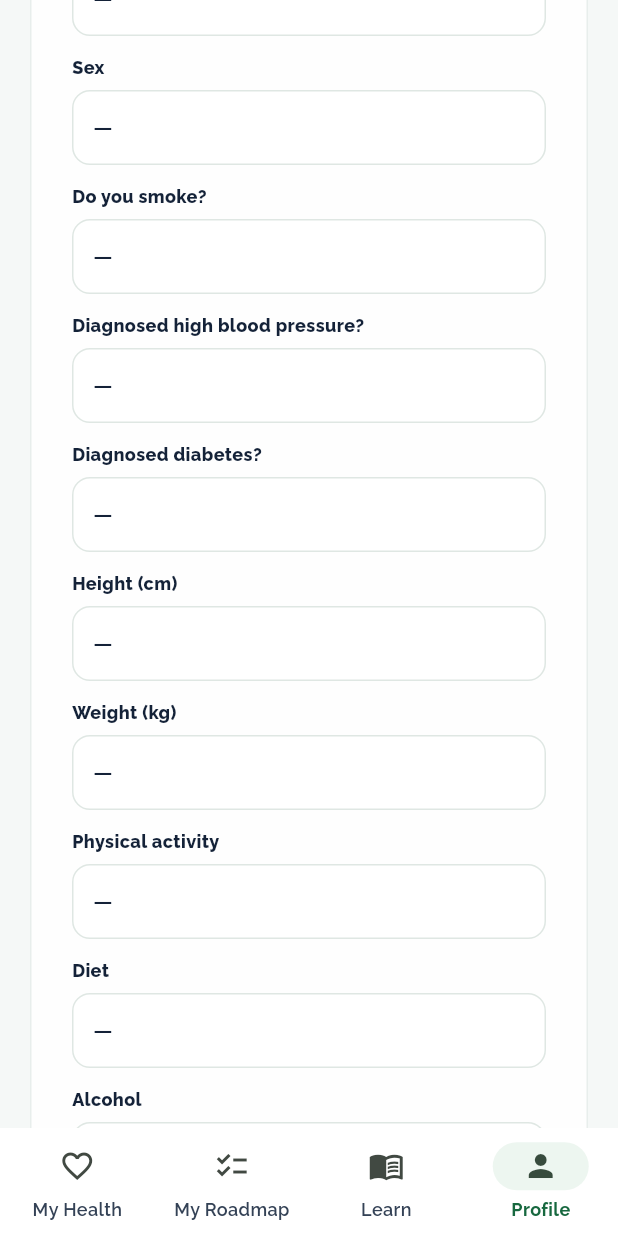
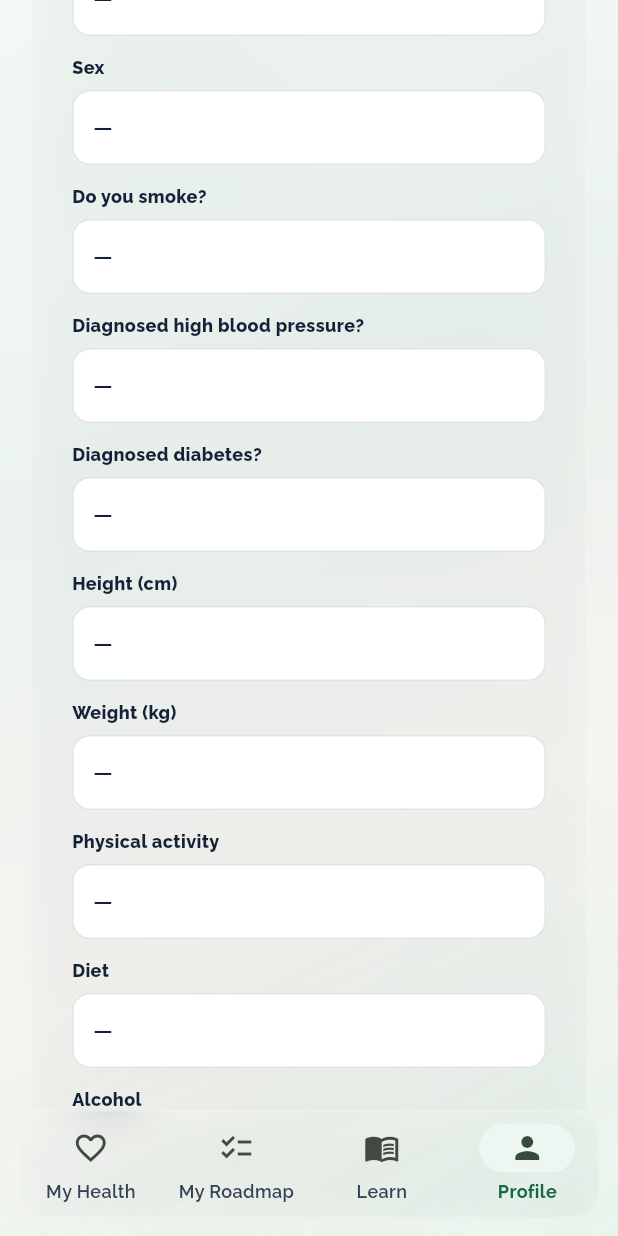
Before and after one commit to Wahid-Islam/47--Frontend, a Flutter app: the ProfileScreen screen opened by its route, scrolled down 576 dp, on a phone screen of 412 x 824 dp. Run offline on Flutter 3.47's test engine with Material 3 defaults, Android fonts, the phone set to English and light mode, and no system bars; our stand-ins replace equatable, fl_chart, flutter_bloc, go_router, google_fonts, shared_preferences; missing offline and left inert: dart:html; accounts and stored records are empty; network calls fail.

Commit message:
Add a soft 10% liquid-glass wash across the app.
Atmosphere, cards, sidebar, and nav use light blur and low-opacity glass so the look stays subtle.

Co-authored-by: Cursor <cursoragent@cursor.com>

```diff
--- a/lib/core/widgets/cards.dart
+++ b/lib/core/widgets/cards.dart
@@ -1,4 +1,7 @@
 import 'package:flutter/material.dart';
+
+import '../theme/app_theme.dart';
+import 'liquid_glass.dart';
 
 class HpCard extends StatelessWidget {
   const HpCard({super.key, required this.child, this.padding, this.onTap});
@@ -10,11 +13,21 @@ class HpCard extends StatelessWidget {
   @override
   Widget build(BuildContext context) {
     final content = Padding(padding: padding ?? const EdgeInsets.all(18), child: child);
-    return Card(
+    final glass = LiquidGlass(
+      opacity: 0.10,
+      borderRadius: AppTheme.cardRadius,
       child: onTap == null
           ? content
-          : InkWell(onTap: onTap, borderRadius: BorderRadius.circular(22), child: content),
+          : Material(
+              color: Colors.transparent,
+              child: InkWell(
+                onTap: onTap,
+                borderRadius: BorderRadius.circular(AppTheme.cardRadius),
+                child: content,
+              ),
+            ),
     );
+    return glass;
   }
 }
 
--- /dev/null
+++ b/lib/core/widgets/liquid_glass.dart
@@ -0,0 +1,132 @@
+import 'dart:ui';
+
+import 'package:flutter/material.dart';
+
+import '../theme/app_theme.dart';
+
+/// Soft liquid-glass wash. Keep opacity low (~0.10) so it stays aesthetic, not harsh.
+class LiquidGlass extends StatelessWidget {
+  const LiquidGlass({
+    super.key,
+    required this.child,
+    this.borderRadius = AppTheme.cardRadius,
+    this.opacity = 0.10,
+    this.blurSigma = 14,
+    this.padding,
+    this.borderOpacity = 0.22,
+  });
+
+  final Widget child;
+  final double borderRadius;
+  final double opacity;
+  final double blurSigma;
+  final EdgeInsetsGeometry? padding;
+  final double borderOpacity;
+
+  @override
+  Widget build(BuildContext context) {
+    final radius = BorderRadius.circular(borderRadius);
+    return ClipRRect(
+      borderRadius: radius,
+      child: BackdropFilter(
+        filter: ImageFilter.blur(sigmaX: blurSigma, sigmaY: blurSigma),
+        child: DecoratedBox(
+          decoration: BoxDecoration(
+            borderRadius: radius,
+            gradient: LinearGradient(
+              begin: Alignment.topLeft,
+              end: Alignment.bottomRight,
+              colors: [
+                Colors.white.withValues(alpha: opacity + 0.04),
+                Colors.white.withValues(alpha: opacity),
+                const Color(0xFFEAF3EE).withValues(alpha: opacity),
+              ],
+            ),
+            border: Border.all(color: Colors.white.withValues(alpha: borderOpacity)),
+            boxShadow: const [
+              BoxShadow(color: Color(0x0A223948), blurRadius: 18, offset: Offset(0, 8)),
+            ],
+          ),
+          child: padding == null ? child : Padding(padding: padding!, child: child),
+        ),
+      ),
+    );
+  }
+}
+
+/// Full-screen liquid sheen sitting under page content.
+class LiquidGlassAtmosphere extends StatelessWidget {
+  const LiquidGlassAtmosphere({super.key, this.opacity = 0.10});
+
+  final double opacity;
+
+  @override
+  Widget build(BuildContext context) {
+    return IgnorePointer(
+      child: Stack(
+        fit: StackFit.expand,
+        children: [
+          DecoratedBox(
+            decoration: BoxDecoration(
+              gradient: LinearGradient(
+                begin: Alignment.topLeft,
+                end: Alignment.bottomRight,
+                colors: [
+                  const Color(0xFFF7FAF8),
+                  const Color(0xFFEAF3EE),
+                  const Color(0xFFF6F3EF),
+                  AppTheme.softGreen.withValues(alpha: 0.55),
+                ],
+              ),
+            ),
+          ),
+          Positioned(
+            top: -80,
+            left: -40,
+            child: _Blob(size: 280, color: const Color(0xFF9FD4B5).withValues(alpha: opacity)),
+          ),
+          Positioned(
+            top: 120,
+            right: -60,
+            child: _Blob(size: 320, color: const Color(0xFFB9D9C8).withValues(alpha: opacity)),
+          ),
+          Positioned(
+            bottom: -40,
+            left: 40,
+            child: _Blob(size: 260, color: const Color(0xFFE8DCC8).withValues(alpha: opacity)),
+          ),
+          Positioned(
+            bottom: 80,
+            right: 20,
+            child: _Blob(size: 200, color: const Color(0xFFD7EDE2).withValues(alpha: opacity)),
+          ),
+          BackdropFilter(
+            filter: ImageFilter.blur(sigmaX: 28, sigmaY: 28),
+            child: Container(color: Colors.white.withValues(alpha: opacity * 0.35)),
+          ),
+        ],
+      ),
+    );
+  }
+}
+
+class _Blob extends StatelessWidget {
+  const _Blob({required this.size, required this.color});
+
+  final double size;
+  final Color color;
+
+  @override
+  Widget build(BuildContext context) {
+    return Container(
+      width: size,
+      height: size,
+      decoration: BoxDecoration(
+        shape: BoxShape.circle,
+        gradient: RadialGradient(
+          colors: [color, color.withValues(alpha: 0)],
+        ),
+      ),
+    );
+  }
+}
--- a/lib/core/widgets/responsive_shell.dart
+++ b/lib/core/widgets/responsive_shell.dart
@@ -5,6 +5,7 @@ import 'package:google_fonts/google_fonts.dart';
 import '../../view/widgets/design_accents.dart';
 import '../responsive/breakpoints.dart';
 import '../theme/app_theme.dart';
+import 'liquid_glass.dart';
 
 class ShellDestination {
   const ShellDestination({required this.icon, required this.selectedIcon, required this.label});
@@ -39,9 +40,16 @@ class ResponsiveShell extends StatelessWidget {
         final isWide = constraints.maxWidth >= Breakpoints.tablet;
         if (!isWide) {
           return Scaffold(
-            backgroundColor: AppTheme.background,
+            backgroundColor: Colors.transparent,
             body: navigationShell,
-            bottomNavigationBar: NavigationBar(
+            bottomNavigationBar: Padding(
+              padding: const EdgeInsets.fromLTRB(12, 0, 12, 12),
+              child: LiquidGlass(
+                borderRadius: 20,
+                opacity: 0.10,
+                child: NavigationBar(
+                  backgroundColor: Colors.transparent,
+                  elevation: 0,
                   selectedIndex: navigationShell.currentIndex,
                   height: 72,
                   onDestinationSelected: _onSelect,
@@ -54,20 +62,14 @@ class ResponsiveShell extends StatelessWidget {
                       ),
                   ],
                 ),
+              ),
+            ),
           );
         }
 
         return Scaffold(
-          backgroundColor: AppTheme.background,
-          body: Container(
-            decoration: const BoxDecoration(
-              gradient: LinearGradient(
-                begin: Alignment.topLeft,
-                end: Alignment.bottomRight,
-                colors: [Color(0xFFF7FAF8), Color(0xFFEAF3EE), Color(0xFFF6F3EF)],
-              ),
-            ),
-            child: Row(
+          backgroundColor: Colors.transparent,
+          body: Row(
             children: [
               BrandedSidebar(
                 brandName: brandName,
@@ -86,7 +88,6 @@ class ResponsiveShell extends StatelessWidget {
                 ),
               ),
             ],
-            ),
           ),
         );
       },
@@ -112,16 +113,16 @@ class BrandedSidebar extends StatelessWidget {
 
   @override
   Widget build(BuildContext context) {
-    return Container(
+    return Padding(
+      padding: const EdgeInsets.fromLTRB(14, 14, 0, 14),
+      child: LiquidGlass(
+        borderRadius: 24,
+        opacity: 0.10,
+        blurSigma: 18,
+        child: SizedBox(
           width: 215,
-      margin: const EdgeInsets.fromLTRB(14, 14, 0, 14),
+          child: Padding(
             padding: const EdgeInsets.fromLTRB(14, 18, 14, 14),
-      decoration: BoxDecoration(
-        color: Colors.white.withValues(alpha: 0.72),
-        borderRadius: BorderRadius.circular(24),
-        border: Border.all(color: Colors.white.withValues(alpha: 0.7)),
-        boxShadow: const [BoxShadow(color: Color(0x14223948), blurRadius: 30, offset: Offset(0, 10))],
-      ),
             child: Column(
               crossAxisAlignment: CrossAxisAlignment.start,
               children: [
@@ -137,7 +138,9 @@ class BrandedSidebar extends StatelessWidget {
                           end: Alignment.bottomRight,
                           colors: [Color(0xFF2F9B67), Color(0xFF17683F)],
                         ),
-                  boxShadow: const [BoxShadow(color: Color(0x332F9B67), blurRadius: 16, offset: Offset(0, 6))],
+                        boxShadow: const [
+                          BoxShadow(color: Color(0x332F9B67), blurRadius: 16, offset: Offset(0, 6)),
+                        ],
                       ),
                       child: const Icon(Icons.favorite, color: Colors.white, size: 18),
                     ),
@@ -166,7 +169,9 @@ class BrandedSidebar extends StatelessWidget {
                       final d = destinations[index];
                       final selected = index == selectedIndex;
                       return Material(
-                  color: selected ? AppTheme.navActive : Colors.transparent,
+                        color: selected
+                            ? AppTheme.navActive.withValues(alpha: 0.55)
+                            : Colors.transparent,
                         borderRadius: BorderRadius.circular(12),
                         child: InkWell(
                           borderRadius: BorderRadius.circular(12),
@@ -175,7 +180,9 @@ class BrandedSidebar extends StatelessWidget {
                             padding: const EdgeInsets.symmetric(horizontal: 12, vertical: 11),
                             decoration: BoxDecoration(
                               borderRadius: BorderRadius.circular(12),
-                        border: Border.all(color: selected ? const Color(0xFFD7EBDD) : Colors.transparent),
+                              border: Border.all(
+                                color: selected ? const Color(0xFFD7EBDD) : Colors.transparent,
+                              ),
                             ),
                             child: Row(
                               children: [
@@ -206,6 +213,9 @@ class BrandedSidebar extends StatelessWidget {
                 SidebarPromoCard(message: tagline),
               ],
             ),
+          ),
+        ),
+      ),
     );
   }
 }
```
Also changed, not shown: lib/app.dart (+10 -0 lines), lib/core/theme/app_theme.dart (+4 -4 lines), lib/view/widgets/design_accents.dart (+5 -12 lines). Lines whose indentation alone changed are shown as unchanged.
